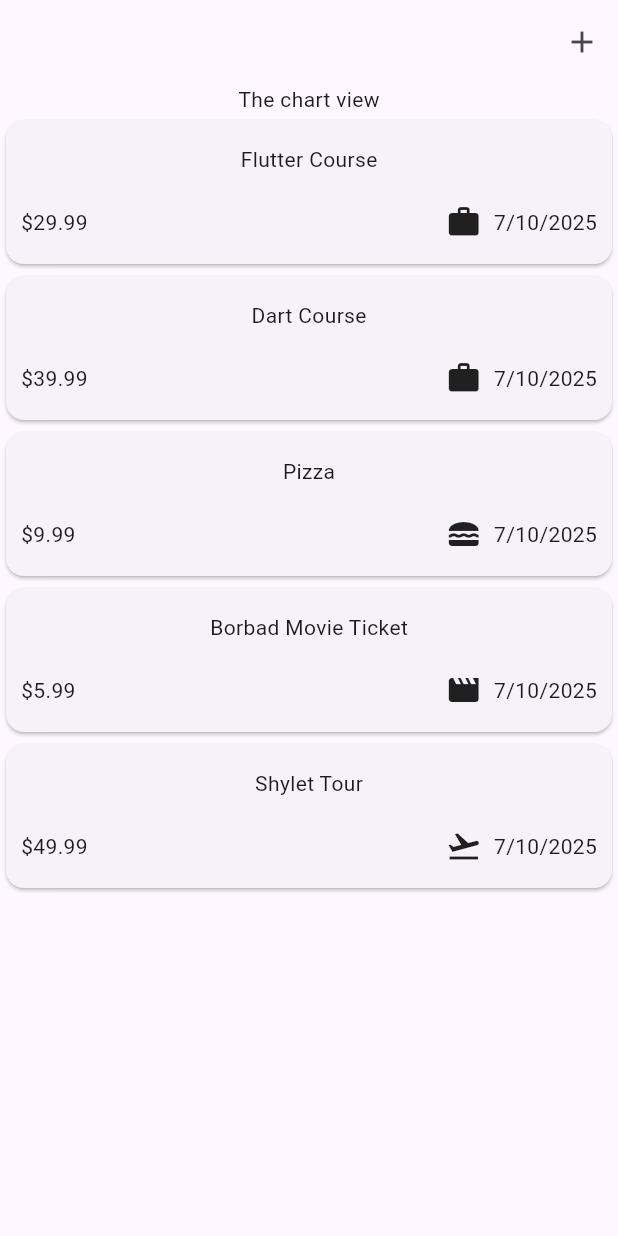
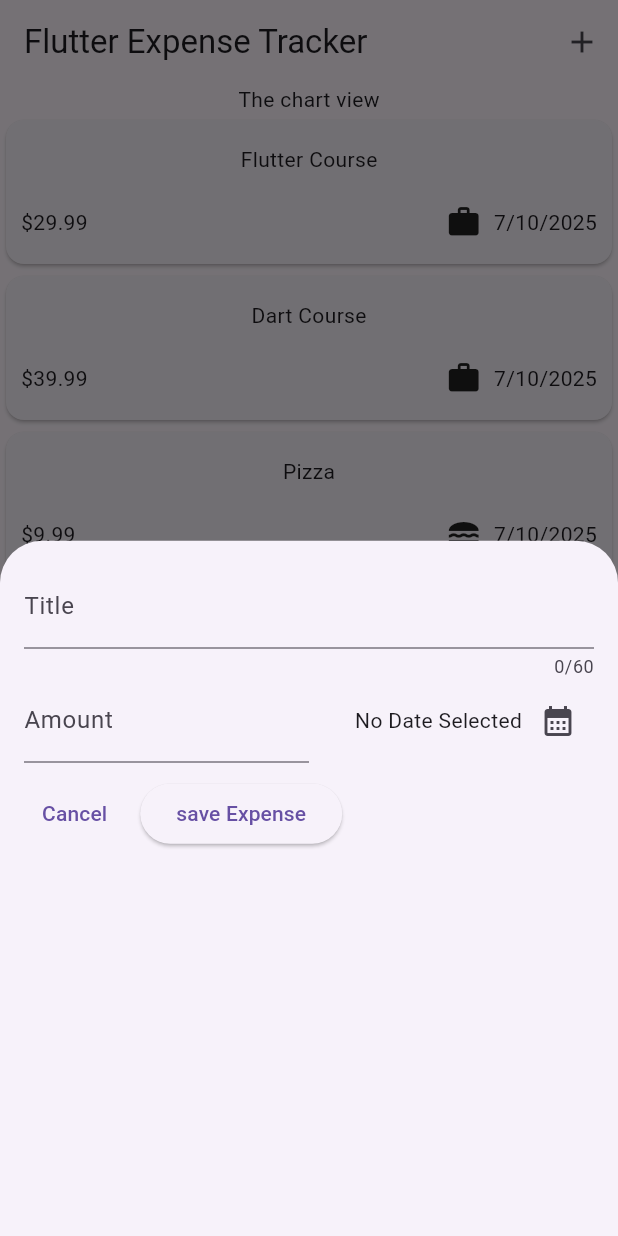
Before and after one commit to Jahir514/flutter, a Flutter app: the screen it shows after launch, after a tap on the "add" icon, on a phone screen of 412 x 824 dp. Run offline on Flutter 3.47's test engine with Material 3 defaults, Android fonts, the phone set to English and light mode, and no system bars.

Commit message:
working on new expense input fields

```diff
--- a/lib/widgets/expense/expenses.dart
+++ b/lib/widgets/expense/expenses.dart
@@ -1,5 +1,6 @@
 import "package:expense_tracker/widgets/expense/expenses_list.dart";
 import "package:expense_tracker/models/expense.dart";
+import "package:expense_tracker/widgets/expense/new_expense.dart";
 import "package:flutter/material.dart";
 
 class Expenses extends StatefulWidget {
@@ -42,11 +43,26 @@ class _ExpensesState extends State<Expenses> {
       category: Category.travel,
     ),
   ];
+
+  // for opening modal on clicking plus icon
+  // IN General context is a full of meta data.
+  void _openAddExpenseOverlay() {
+    showModalBottomSheet(
+      context:
+          context, // this context hold information about the Expenses Widget and its position in widget tree.
+      builder: (ctx) =>
+          NewExpense(), // this ctx(context) hold info about showModalBottomSheet and its position in widget tree.
+    );
+  }
+
   @override
   Widget build(BuildContext context) {
     return Scaffold(
       appBar: AppBar(
-        actions: [IconButton(onPressed: () {}, icon: Icon(Icons.add))],
+        title: const Text('Flutter Expense Tracker'),
+        actions: [
+          IconButton(onPressed: _openAddExpenseOverlay, icon: Icon(Icons.add)),
+        ],
       ),
       body: Column(
         children: [
--- /dev/null
+++ b/lib/widgets/expense/new_expense.dart
@@ -0,0 +1,107 @@
+import 'package:expense_tracker/models/expense.dart';
+import 'package:flutter/material.dart';
+
+class NewExpense extends StatefulWidget {
+  const NewExpense({super.key});
+  @override
+  State<NewExpense> createState() {
+    return _NewExpense();
+  }
+}
+
+class _NewExpense extends State<NewExpense> {
+  final _textController = TextEditingController();
+  final _amountController = TextEditingController();
+  DateTime? _selectedDate;
+
+  // removing controller when not needed. It saves memory
+  @override
+  void dispose() {
+    _textController.dispose();
+    _amountController.dispose();
+    super.dispose();
+  }
+
+  void _openDateCalendar() async {
+    final now = DateTime.now();
+    final firstDate = DateTime(now.year - 1, now.month, now.day);
+    final selectedDate = await showDatePicker(
+      context: context,
+      firstDate: firstDate,
+      lastDate: now,
+    );
+    setState(() {
+      _selectedDate = selectedDate;
+    });
+  }
+
+  @override
+  Widget build(BuildContext context) {
+    return Padding(
+      padding: EdgeInsets.all(16),
+      child: Column(
+        children: [
+          TextField(
+            controller: _textController,
+            maxLength: 60,
+            keyboardType: TextInputType.text,
+            decoration: InputDecoration(label: Text('Title')),
+          ),
+          Row(
+            children: [
+              Expanded(
+                child: TextField(
+                  controller: _amountController,
+                  keyboardType: TextInputType.number,
+                  decoration: InputDecoration(
+                    prefixText: '\$ ',
+                    label: Text('Amount'),
+                  ),
+                ),
+              ),
+              Expanded(
+                child: Row(
+                  mainAxisAlignment: MainAxisAlignment.end,
+                  crossAxisAlignment: CrossAxisAlignment.center,
+                  children: [
+                    Text(
+                      _selectedDate == null
+                          ? 'No Date Selected'
+                          : formater.format(
+                              _selectedDate!,
+                            ), // ! sign ensures dart it nevers null or force it to use this variable.
+                    ),
+                    IconButton(
+                      onPressed: _openDateCalendar,
+                      icon: Icon(Icons.calendar_month),
+                    ),
+                  ],
+                ),
+              ),
+            ],
+          ),
+
+          SizedBox(height: 10),
+          Row(
+            children: [
+              TextButton(
+                onPressed: () {
+                  Navigator.pop(context); //remove the context
+                },
+                child: Text('Cancel'),
+              ),
+              SizedBox(width: 10),
+              ElevatedButton(
+                onPressed: () {
+                  print(_textController.text);
+                  print(_amountController.text);
+                },
+                child: const Text('save Expense'),
+              ),
+            ],
+          ),
+        ],
+      ),
+    );
+  }
+}
```
